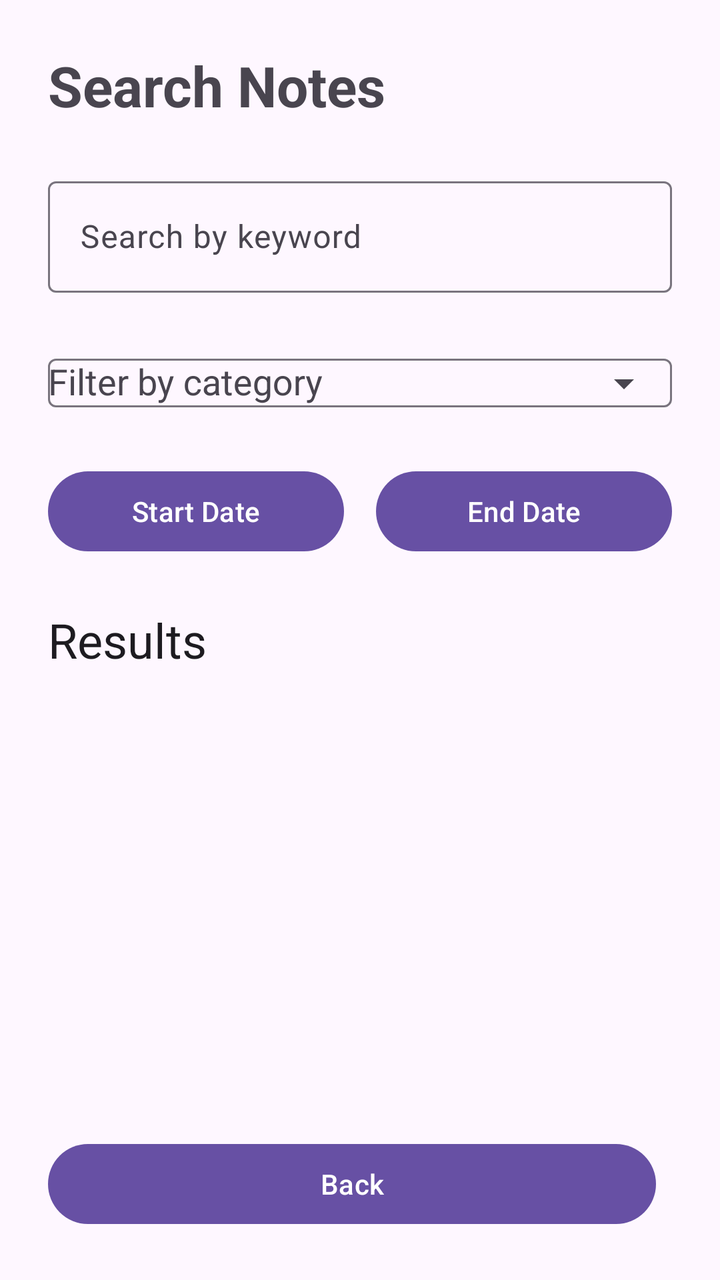
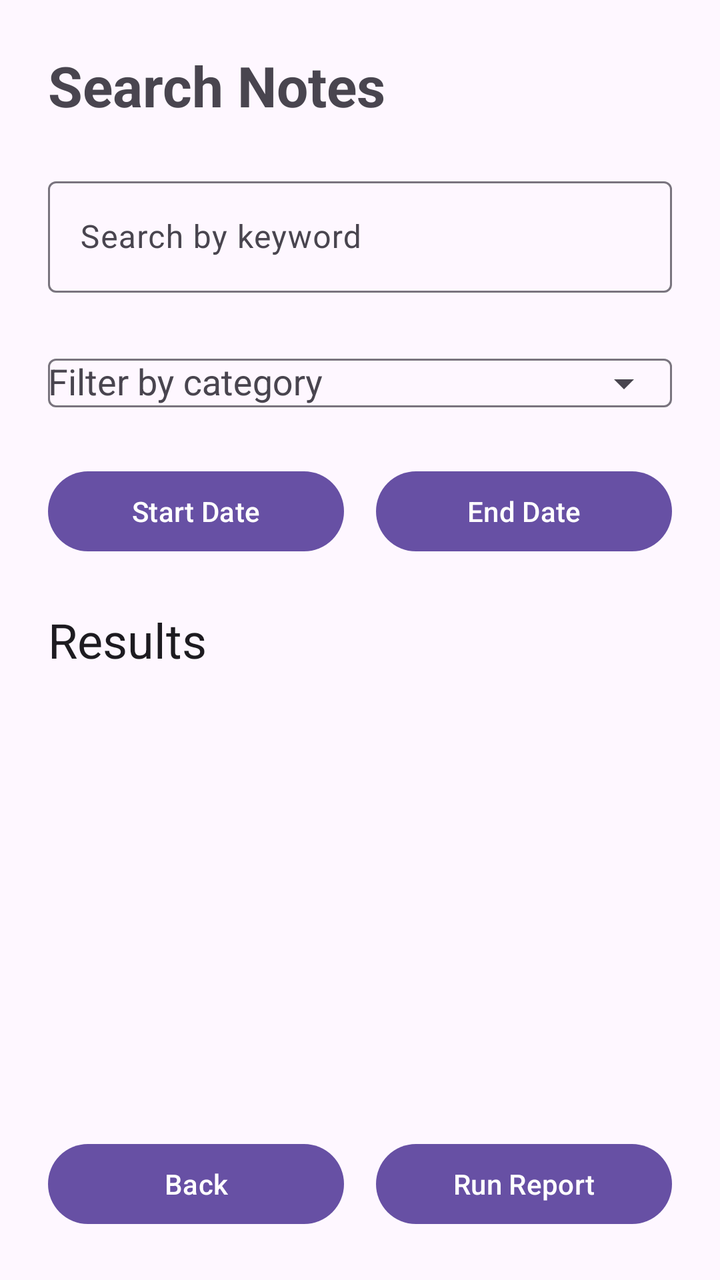

Compare the two renders of this Android layout. The source of the first and the diff that turns it into the second are given below.
<!-- AndroidManifest.xml: application theme Theme.D424 -->
<!-- res/layout/activity_search.xml -->
<?xml version="1.0" encoding="utf-8"?>

<androidx.constraintlayout.widget.ConstraintLayout
    xmlns:android="http://schemas.android.com/apk/res/android"
    xmlns:app="http://schemas.android.com/apk/res-auto"
    xmlns:tools="http://schemas.android.com/tools"
    android:id="@+id/search"
    android:layout_width="match_parent"
    android:layout_height="match_parent"
    android:padding="24dp"
    tools:context=".ui.SearchActivity">

    <TextView
        android:id="@+id/txtSearchTitle"
        android:layout_width="0dp"
        android:layout_height="wrap_content"
        android:text="Search Notes"
        android:textSize="28sp"
        android:textStyle="bold"
        app:layout_constraintTop_toTopOf="parent"
        app:layout_constraintStart_toStartOf="parent"
        app:layout_constraintEnd_toEndOf="parent" />

    <com.google.android.material.textfield.TextInputLayout
        android:id="@+id/searchKeywordLayout"
        android:layout_width="0dp"
        android:layout_height="wrap_content"
        android:layout_marginTop="24dp"
        android:hint="Search by keyword"
        app:boxBackgroundMode="outline"
        app:layout_constraintTop_toBottomOf="@id/txtSearchTitle"
        app:layout_constraintStart_toStartOf="parent"
        app:layout_constraintEnd_toEndOf="parent">

        <com.google.android.material.textfield.TextInputEditText
            android:id="@+id/editSearchKeyword"
            android:layout_width="match_parent"
            android:layout_height="wrap_content"
            android:inputType="text" />

    </com.google.android.material.textfield.TextInputLayout>

    <com.google.android.material.textfield.TextInputLayout
        android:id="@+id/searchCategoryLayout"
        android:layout_width="0dp"
        android:layout_height="wrap_content"
        android:layout_marginTop="16dp"
        android:hint="Filter by category"
        app:boxBackgroundMode="outline"
        app:endIconMode="dropdown_menu"
        app:layout_constraintTop_toBottomOf="@id/searchKeywordLayout"
        app:layout_constraintStart_toStartOf="parent"
        app:layout_constraintEnd_toEndOf="parent">

        <AutoCompleteTextView
            android:id="@+id/dropdownSearchCategory"
            android:layout_width="match_parent"
            android:layout_height="wrap_content"
            android:inputType="none" />

    </com.google.android.material.textfield.TextInputLayout>

    <LinearLayout
        android:id="@+id/dateButtonRow"
        android:layout_width="0dp"
        android:layout_height="wrap_content"
        android:layout_marginTop="16dp"
        android:orientation="horizontal"
        android:weightSum="2"
        app:layout_constraintTop_toBottomOf="@id/searchCategoryLayout"
        app:layout_constraintStart_toStartOf="parent"
        app:layout_constraintEnd_toEndOf="parent">

        <com.google.android.material.button.MaterialButton
            android:id="@+id/btnStartDate"
            android:layout_width="0dp"
            android:layout_height="wrap_content"
            android:layout_marginEnd="8dp"
            android:layout_weight="1"
            android:text="Start Date" />

        <com.google.android.material.button.MaterialButton
            android:id="@+id/btnEndDate"
            android:layout_width="0dp"
            android:layout_height="wrap_content"
            android:layout_marginStart="8dp"
            android:layout_weight="1"
            android:text="End Date" />

    </LinearLayout>












    <TextView
        android:id="@+id/txtSearchResultsTitle"
        android:layout_width="0dp"
        android:layout_height="wrap_content"
        android:layout_marginTop="24dp"
        android:text="Results"
        android:textAppearance="?attr/textAppearanceHeadlineSmall"
        app:layout_constraintTop_toBottomOf="@id/dateButtonRow"
        app:layout_constraintStart_toStartOf="parent"
        app:layout_constraintEnd_toEndOf="parent" />

    <androidx.recyclerview.widget.RecyclerView
        android:id="@+id/recyclerSearchResults"
        android:layout_width="0dp"
        android:layout_height="0dp"
        android:layout_marginTop="12dp"
        android:clipToPadding="false"
        android:paddingBottom="12dp"
        app:layout_constraintTop_toBottomOf="@id/txtSearchResultsTitle"
        app:layout_constraintBottom_toTopOf="@id/bottomButtonRow"
        app:layout_constraintStart_toStartOf="parent"
        app:layout_constraintEnd_toEndOf="parent"
        tools:listitem="@layout/recent_note_item" />

    <LinearLayout
        android:id="@+id/bottomButtonRow"
        android:layout_width="0dp"
        android:layout_height="wrap_content"
        android:orientation="horizontal"
        android:weightSum="2"
        app:layout_constraintBottom_toBottomOf="parent"
        app:layout_constraintStart_toStartOf="parent"
        app:layout_constraintEnd_toEndOf="parent">

        <com.google.android.material.button.MaterialButton
            android:id="@+id/btn_back"
            android:layout_width="0dp"
            android:layout_height="wrap_content"
            android:layout_marginEnd="8dp"
            android:layout_weight="2"
            android:text="Back" />









    </LinearLayout>

</androidx.constraintlayout.widget.ConstraintLayout>
<!-- res/layout/recent_note_item.xml (included above) -->
<?xml version="1.0" encoding="utf-8"?>

<com.google.android.material.card.MaterialCardView
    xmlns:android="http://schemas.android.com/apk/res/android"
    xmlns:app="http://schemas.android.com/apk/res-auto"
    android:layout_width="match_parent"
    android:layout_height="wrap_content"
    android:layout_marginBottom="12dp"
    app:cardCornerRadius="14dp"
    app:cardElevation="3dp">

    <LinearLayout
        android:layout_width="match_parent"
        android:layout_height="wrap_content"
        android:orientation="vertical"
        android:padding="14dp">

        <TextView
            android:id="@+id/txtNoteCategory"
            android:layout_width="wrap_content"
            android:layout_height="wrap_content"
            android:textStyle="bold"
            android:text="Category" />

        <TextView
            android:id="@+id/txtNotePreview"
            android:layout_width="match_parent"
            android:layout_height="wrap_content"
            android:layout_marginTop="6dp"
            android:maxLines="2"
            android:ellipsize="end"
            android:text="Note preview..." />

    </LinearLayout>

</com.google.android.material.card.MaterialCardView>
<!-- resources referenced by this layout -->
<resources>
  <style name="Theme.D424" parent="Base.Theme.D424" />
  <style name="Base.Theme.D424" parent="Theme.Material3.DayNight.NoActionBar">
          
          
      </style>
</resources>

<!-- the commit's change to res/layout/activity_search.xml (unified diff, before → after) -->
@@ -89,17 +89,6 @@
 
     </LinearLayout>
 
-
-
-
-
-
-
-
-
-
-
-
     <TextView
         android:id="@+id/txtSearchResultsTitle"
         android:layout_width="0dp"
@@ -139,16 +128,16 @@
             android:layout_width="0dp"
             android:layout_height="wrap_content"
             android:layout_marginEnd="8dp"
-            android:layout_weight="2"
+            android:layout_weight="1"
             android:text="Back" />
 
-
-
-
-
-
-
-
+        <com.google.android.material.button.MaterialButton
+            android:id="@+id/btn_report"
+            android:layout_width="0dp"
+            android:layout_height="wrap_content"
+            android:layout_marginStart="8dp"
+            android:layout_weight="1"
+            android:text="Run Report" />
 
     </LinearLayout>
 
